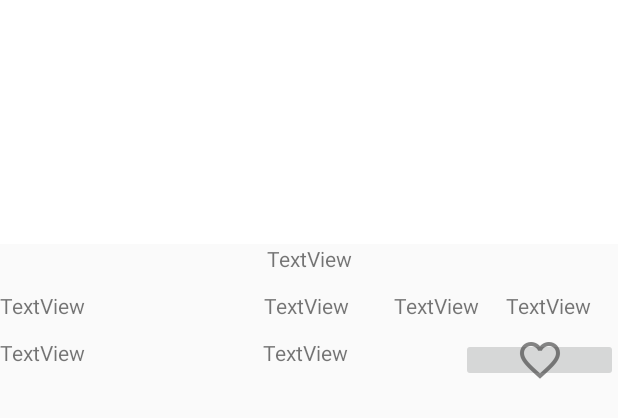
After one commit to OnceTwice/ModealApplication, an Android app: the layout row_main_list.xml on its own in the app's theme, with its tools: preview values and no code run, on a phone screen of 412 x 824 dp. The commit adds this screen. Shown: the top 418 px of the screen. Run offline under Robolectric (Android 15) with nearby library versions, the phone set to English and light mode, and no system bars.

Commit message:
0119 Main List 띄우기 1차

```diff
--- a/app/build.gradle
+++ b/app/build.gradle
@@ -24,7 +24,7 @@ dependencies {
     androidTestCompile('com.android.support.test.espresso:espresso-core:2.2.2', {
         exclude group: 'com.android.support', module: 'support-annotations'
     })
-    compile 'com.android.support:appcompat-v7:25.1.0'
+    compile 'com.android.support:appcompat-v7:25.0.1'
     compile 'com.nostra13.universalimageloader:universal-image-loader:1.9.1'
     compile group: 'com.github.kevinsawicki', name: 'http-request', version: '5.4.1'
     compile group: 'com.google.code.gson', name: 'gson', version: '2.3.1'
--- /dev/null
+++ b/app/src/main/res/layout/row_main_list.xml
@@ -0,0 +1,92 @@
+<?xml version="1.0" encoding="utf-8"?>
+<LinearLayout xmlns:android="http://schemas.android.com/apk/res/android"
+    xmlns:app="http://schemas.android.com/apk/res-auto"
+    android:layout_width="match_parent"
+    android:layout_height="match_parent">
+
+    <LinearLayout
+        android:orientation="vertical"
+        android:layout_width="match_parent"
+        android:layout_height="match_parent"
+        android:weightSum="1">
+
+        <ImageView
+            android:layout_width="match_parent"
+            android:layout_height="100dp"
+            app:srcCompat="@android:color/background_light"
+            android:id="@+id/mian_image_item"
+            android:layout_weight="0.10" />
+
+        <TextView
+            android:text="TextView"
+            android:layout_width="match_parent"
+            android:textAlignment="center"
+            android:layout_height="31dp"
+            android:id="@+id/main_time_textView" />
+
+        <LinearLayout
+            android:orientation="horizontal"
+            android:layout_width="match_parent"
+            android:layout_height="31dp">
+
+            <TextView
+                android:text="TextView"
+                android:layout_width="wrap_content"
+                android:layout_height="wrap_content"
+                android:id="@+id/main_item_name"
+                android:layout_weight="0.20" />
+
+            <TextView
+                android:text="TextView"
+                android:layout_width="wrap_content"
+                android:layout_height="wrap_content"
+                android:textStyle=""
+                android:id="@+id/main_item_ori_price"
+                android:layout_weight="0.05" />
+
+            <TextView
+                android:text="TextView"
+                android:layout_width="wrap_content"
+                android:layout_height="wrap_content"
+                android:id="@+id/main_item_price"
+                android:layout_weight="0.03" />
+
+            <TextView
+                android:text="TextView"
+                android:layout_width="wrap_content"
+                android:layout_height="wrap_content"
+                android:id="@+id/main_item_discount"
+                android:layout_weight="0.03" />
+
+        </LinearLayout>
+
+        <LinearLayout
+            android:orientation="horizontal"
+            android:layout_width="match_parent"
+            android:layout_height="29dp">
+
+            <TextView
+                android:text="TextView"
+                android:layout_width="175dp"
+                android:layout_height="wrap_content"
+                android:id="@+id/main_shop_shopName" />
+
+            <TextView
+                android:text="TextView"
+                android:layout_width="46dp"
+                android:layout_height="wrap_content"
+                android:id="@+id/main_shop_space"
+                android:layout_weight="1.80" />
+
+            <ImageButton
+                android:layout_width="wrap_content"
+                android:layout_height="wrap_content"
+                app:srcCompat="@drawable/ic_action_heart"
+                android:id="@+id/imageButton"
+                android:layout_weight="1" />
+
+
+        </LinearLayout>
+
+    </LinearLayout>
+</LinearLayout>
```
Also changed, not shown: app/src/main/AndroidManifest.xml (+12 -2 lines), app/src/main/java/com/ff/modealapplication/andorid/network/JSONResult.java (+11 -9 lines), app/src/main/java/com/ff/modealapplication/app/core/MyAppApplication.java (added, +56 -0 lines), app/src/main/java/com/ff/modealapplication/app/core/service/MainService.java (+13 -7 lines), app/src/main/java/com/ff/modealapplication/app/ui/Main/MainActivity.java (+39 -0 lines), app/src/main/java/com/ff/modealapplication/app/ui/Main/MainListArrayAdapter.java (added, +95 -0 lines), app/src/main/res/drawable-hdpi/ic_action_heart.png (added), app/src/main/res/drawable-hdpi/ic_image_error.png (added), app/src/main/res/drawable-mdpi/ic_action_heart.png (added), app/src/main/res/drawable-mdpi/ic_image_error.png (added), app/src/main/res/drawable-xhdpi/ic_action_heart.png (added), app/src/main/res/drawable-xhdpi/ic_image_error.png (added), app/src/main/res/drawable-xxhdpi/ic_action_heart.png (added), app/src/main/res/drawable-xxhdpi/ic_image_error.png (added).
